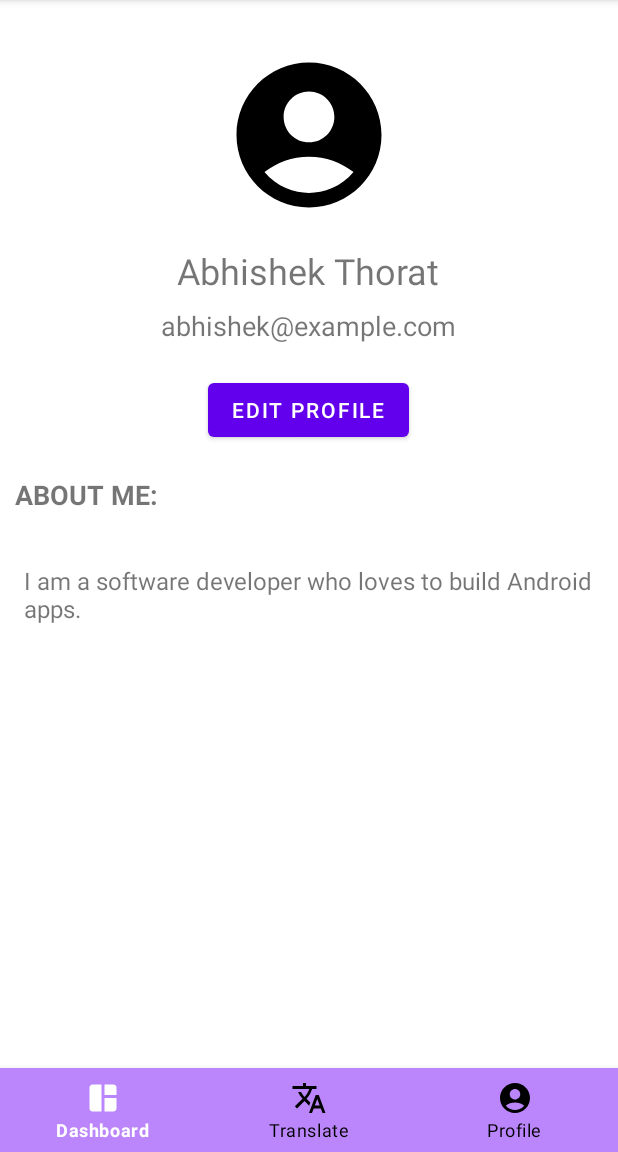
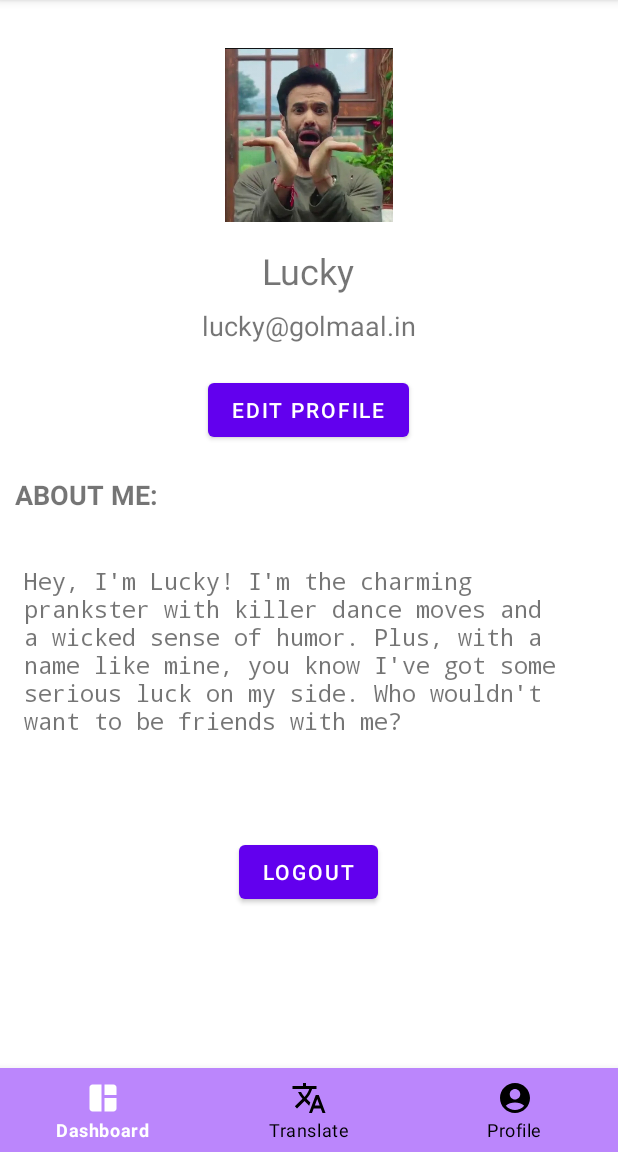
Before and after one commit to abmath113/Anuvadak, an Android app: the Profile screen opened directly, with no data from a screen before it, on a phone screen of 412 x 824 dp, the part 84-1236 px from its top. Run offline under Robolectric (Android 15) with nearby library versions, the phone set to English and light mode, and no system bars.

Commit message:
Final Push

```diff
--- a/app/src/main/java/com/example/anuvadak/Profile.java
+++ b/app/src/main/java/com/example/anuvadak/Profile.java
@@ -1,3 +1,4 @@
+
 package com.example.anuvadak;
 
 import androidx.annotation.NonNull;
@@ -6,12 +7,18 @@ import androidx.appcompat.app.AppCompatActivity;
 import android.content.Intent;
 import android.os.Bundle;
 import android.view.MenuItem;
+import android.view.View;
+import android.widget.ArrayAdapter;
+import android.widget.Button;
+import android.widget.Spinner;
+import android.widget.Toast;
 
 import com.google.android.material.bottomnavigation.BottomNavigationView;
 
 public class Profile extends AppCompatActivity {
 
     BottomNavigationView bottomNavigationView;
+
     @Override
     protected void onCreate(Bundle savedInstanceState) {
         super.onCreate(savedInstanceState);
@@ -41,5 +48,21 @@ public class Profile extends AppCompatActivity {
                 return false;
             }
         });
+
+        Button myButton = findViewById(R.id.logout_button);
+        myButton.setOnClickListener(new View.OnClickListener() {
+            @Override
+            public void onClick(View v) {
+                // Generate toast message when button is clicked
+                Toast.makeText(getApplicationContext(), "Logged out", Toast.LENGTH_SHORT).show();
+            }
+        });
+
+//        Spinner mySpinner = findViewById(R.id.my_spinner);
+//        ArrayAdapter<CharSequence> adapter = ArrayAdapter.createFromResource(this, R.array.my_array, android.R.layout.simple_spinner_item);
+//        adapter.setDropDownViewResource(android.R.layout.simple_spinner_dropdown_item);
+//        mySpinner.setAdapter(adapter);
+
+
     }
 }
--- a/app/src/main/res/layout/activity_profile.xml
+++ b/app/src/main/res/layout/activity_profile.xml
@@ -1,4 +1,4 @@
-<?xml version="1.0" encoding="utf-8"?>
+
 <RelativeLayout xmlns:android="http://schemas.android.com/apk/res/android"
     xmlns:app="http://schemas.android.com/apk/res-auto"
     xmlns:tools="http://schemas.android.com/tools"
@@ -24,13 +24,13 @@
         android:layout_height="116dp"
         android:layout_centerHorizontal="true"
         android:layout_marginTop="32dp"
-        android:src="@drawable/ic_profileimg" />
+        android:src="@drawable/isl_profile" />
 
     <TextView
         android:id="@+id/name"
         android:layout_width="wrap_content"
         android:layout_height="wrap_content"
-        android:text="Abhishek Thorat"
+        android:text="Lucky"
         android:textSize="24sp"
         android:layout_below="@id/profile_image"
         android:layout_centerHorizontal="true"
@@ -40,7 +40,7 @@
         android:id="@+id/email"
         android:layout_width="wrap_content"
         android:layout_height="wrap_content"
-        android:text="abhishek@example.com"
+        android:text="lucky@golmaal.in"
         android:textSize="18sp"
         android:layout_below="@id/name"
         android:layout_centerHorizontal="true"
@@ -72,12 +72,32 @@
         android:id="@+id/about_me_text"
         android:layout_width="wrap_content"
         android:layout_height="wrap_content"
-        android:text="I am a software developer who loves to build Android apps."
+        android:text="Hey, I'm Lucky! I'm the charming prankster with killer dance moves and a wicked sense of humor. Plus, with a name like mine, you know I've got some serious luck on my side. Who wouldn't want to be friends with me?"
         android:textSize="16sp"
         android:layout_below="@id/about_me"
         android:layout_alignParentStart="true"
         android:layout_marginTop="8dp"
-        android:padding="16dp"/>
+        android:padding="16dp"
+        android:typeface="monospace"/>
+
+    <Button
+        android:id="@+id/logout_button"
+        android:layout_width="wrap_content"
+        android:layout_height="wrap_content"
+        android:text="Logout"
+        android:layout_below="@id/about_me_text"
+        android:layout_centerHorizontal="true"
+        android:layout_marginTop="50dp"/>
+
+    <!--    <Spinner-->
+    <!--        android:id="@+id/my_spinner"-->
+    <!--        android:layout_width="wrap_content"-->
+    <!--        android:layout_height="wrap_content"-->
+    <!--        android:spinnerMode="dropdown"-->
+    <!--        android:layout_below="@id/about_me_text"/>-->
+
+
+
 
     <!--    <Spinner-->
     <!--        android:id="@+id/my_spinner"-->
```
Also changed, not shown: app/src/main/res/drawable/isl_profile.jpg (added). Lines whose indentation alone changed are shown as unchanged.
